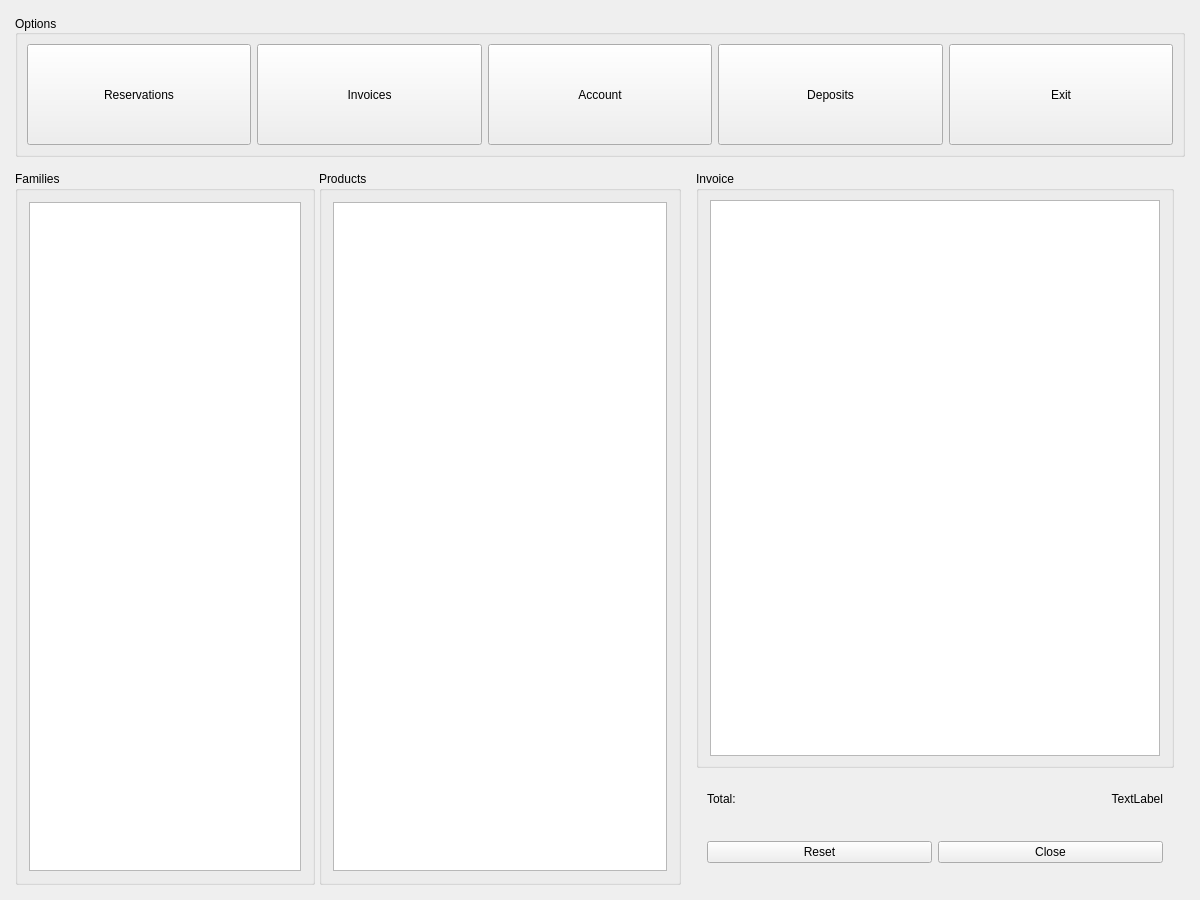
eguzki/penyamanager, file penyamanager/memberdashboardwindow.ui: the form before one commit.
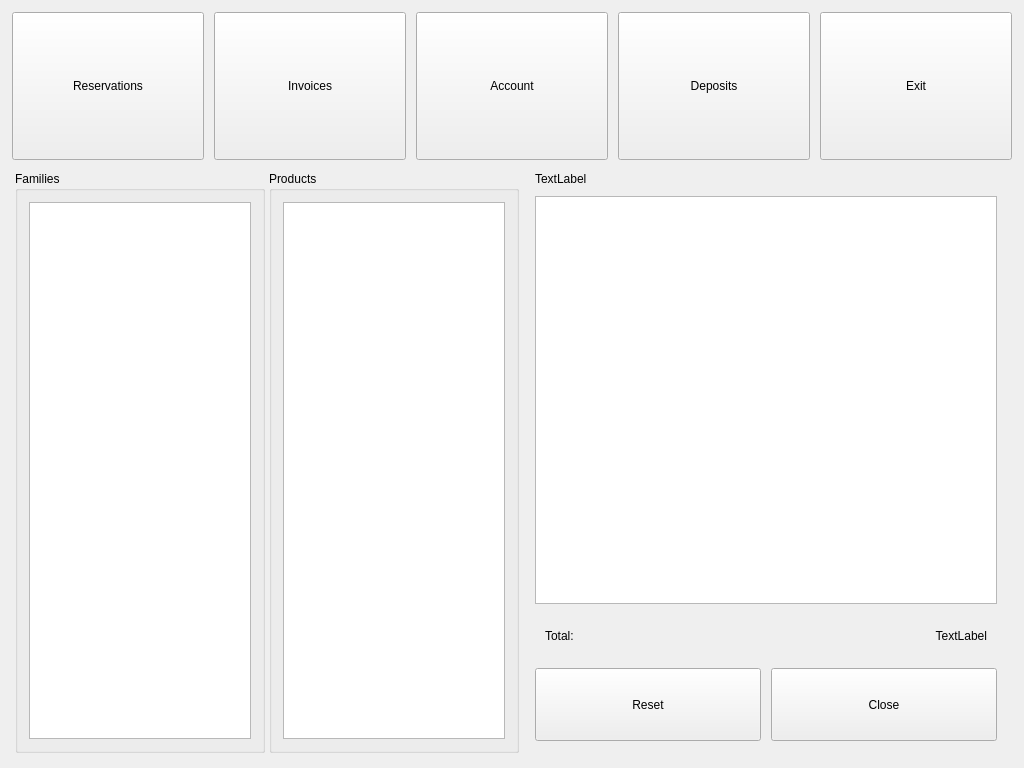
The form after the commit.

What changed in the file:
```diff
--- a/penyamanager/memberdashboardwindow.ui
+++ b/penyamanager/memberdashboardwindow.ui
@@ -6,14 +6,20 @@
    <rect>
     <x>0</x>
     <y>0</y>
-    <width>1200</width>
-    <height>900</height>
+    <width>1024</width>
+    <height>768</height>
    </rect>
   </property>
   <property name="minimumSize">
    <size>
-    <width>1200</width>
-    <height>900</height>
+    <width>1024</width>
+    <height>768</height>
+   </size>
+  </property>
+  <property name="maximumSize">
+   <size>
+    <width>1024</width>
+    <height>768</height>
    </size>
   </property>
   <property name="windowTitle">
@@ -39,43 +45,19 @@
      </property>
      <layout class="QHBoxLayout" name="horizontalLayout_5">
       <property name="spacing">
-       <number>4</number>
+       <number>10</number>
       </property>
       <property name="leftMargin">
-       <number>4</number>
+       <number>1</number>
       </property>
       <property name="topMargin">
-       <number>4</number>
+       <number>1</number>
       </property>
       <property name="rightMargin">
-       <number>4</number>
+       <number>1</number>
       </property>
       <property name="bottomMargin">
-       <number>4</number>
-      </property>
-      <item>
-       <widget class="QGroupBox" name="optionsGroupBox">
-        <property name="title">
-         <string>Options</string>
-        </property>
-        <property name="alignment">
-         <set>Qt::AlignLeading|Qt::AlignLeft|Qt::AlignVCenter</set>
-        </property>
-        <layout class="QHBoxLayout" name="horizontalLayout">
-         <property name="spacing">
-          <number>6</number>
-         </property>
-         <property name="leftMargin">
-          <number>9</number>
-         </property>
-         <property name="topMargin">
-          <number>9</number>
-         </property>
-         <property name="rightMargin">
-          <number>9</number>
-         </property>
-         <property name="bottomMargin">
-          <number>9</number>
+       <number>1</number>
          </property>
          <item>
           <widget class="QPushButton" name="tableReservationButton">
@@ -172,9 +154,6 @@
         </layout>
        </widget>
       </item>
-     </layout>
-    </widget>
-   </item>
    <item>
     <widget class="QWidget" name="mainWidget" native="true">
      <layout class="QHBoxLayout" name="verticalLayout_2">
@@ -197,13 +176,13 @@
        <widget class="QGroupBox" name="familyGroupBox">
         <property name="minimumSize">
          <size>
-          <width>300</width>
+          <width>250</width>
           <height>0</height>
          </size>
         </property>
         <property name="maximumSize">
          <size>
-          <width>300</width>
+          <width>250</width>
           <height>16777215</height>
          </size>
         </property>
@@ -241,6 +220,18 @@
       </item>
       <item>
        <widget class="QGroupBox" name="productGroupBox">
+        <property name="minimumSize">
+         <size>
+          <width>250</width>
+          <height>0</height>
+         </size>
+        </property>
+        <property name="maximumSize">
+         <size>
+          <width>250</width>
+          <height>16777215</height>
+         </size>
+        </property>
         <property name="title">
          <string>Products</string>
         </property>
@@ -265,16 +256,16 @@
        </widget>
       </item>
       <item>
-       <widget class="QWidget" name="invoiceWidget" native="true">
+       <widget class="QWidget" name="invoiceInfoWidget" native="true">
         <property name="minimumSize">
          <size>
-          <width>500</width>
+          <width>0</width>
           <height>0</height>
          </size>
         </property>
         <property name="maximumSize">
          <size>
-          <width>500</width>
+          <width>16777215</width>
           <height>16777215</height>
          </size>
         </property>
@@ -283,20 +274,30 @@
           <number>0</number>
          </property>
          <item>
-          <widget class="QGroupBox" name="invoiceGroupBox">
-           <property name="title">
-            <string>Invoice</string>
-           </property>
+          <widget class="QWidget" name="invoiceWidget" native="true">
            <layout class="QVBoxLayout" name="verticalLayout_5">
             <property name="spacing">
-             <number>6</number>
+             <number>10</number>
+            </property>
+            <property name="leftMargin">
+             <number>1</number>
             </property>
             <property name="topMargin">
-             <number>9</number>
+             <number>1</number>
+            </property>
+            <property name="rightMargin">
+             <number>1</number>
             </property>
             <property name="bottomMargin">
-             <number>9</number>
+             <number>1</number>
             </property>
+            <item>
+             <widget class="QLabel" name="invoiceInfoLabel">
+              <property name="text">
+               <string>TextLabel</string>
+              </property>
+             </widget>
+            </item>
             <item>
              <widget class="QTableWidget" name="invoiceTableWidget">
               <property name="editTriggers">
@@ -350,9 +351,42 @@
          </item>
          <item>
           <widget class="QWidget" name="invoiceButtonBox" native="true">
+           <property name="minimumSize">
+            <size>
+             <width>0</width>
+             <height>75</height>
+            </size>
+           </property>
+           <property name="maximumSize">
+            <size>
+             <width>16777215</width>
+             <height>75</height>
+            </size>
+           </property>
            <layout class="QHBoxLayout" name="horizontalLayout_9">
+            <property name="spacing">
+             <number>10</number>
+            </property>
+            <property name="leftMargin">
+             <number>1</number>
+            </property>
+            <property name="topMargin">
+             <number>1</number>
+            </property>
+            <property name="rightMargin">
+             <number>1</number>
+            </property>
+            <property name="bottomMargin">
+             <number>1</number>
+            </property>
             <item>
              <widget class="QPushButton" name="invoiceResetButton">
+              <property name="sizePolicy">
+               <sizepolicy hsizetype="Minimum" vsizetype="Expanding">
+                <horstretch>0</horstretch>
+                <verstretch>0</verstretch>
+               </sizepolicy>
+              </property>
               <property name="text">
                <string>Reset</string>
               </property>
@@ -360,6 +394,12 @@
             </item>
             <item>
              <widget class="QPushButton" name="invoiceCloseButton">
+              <property name="sizePolicy">
+               <sizepolicy hsizetype="Minimum" vsizetype="Expanding">
+                <horstretch>0</horstretch>
+                <verstretch>0</verstretch>
+               </sizepolicy>
+              </property>
               <property name="text">
                <string>Close</string>
               </property>
```
Lines whose indentation alone changed are shown as unchanged.
